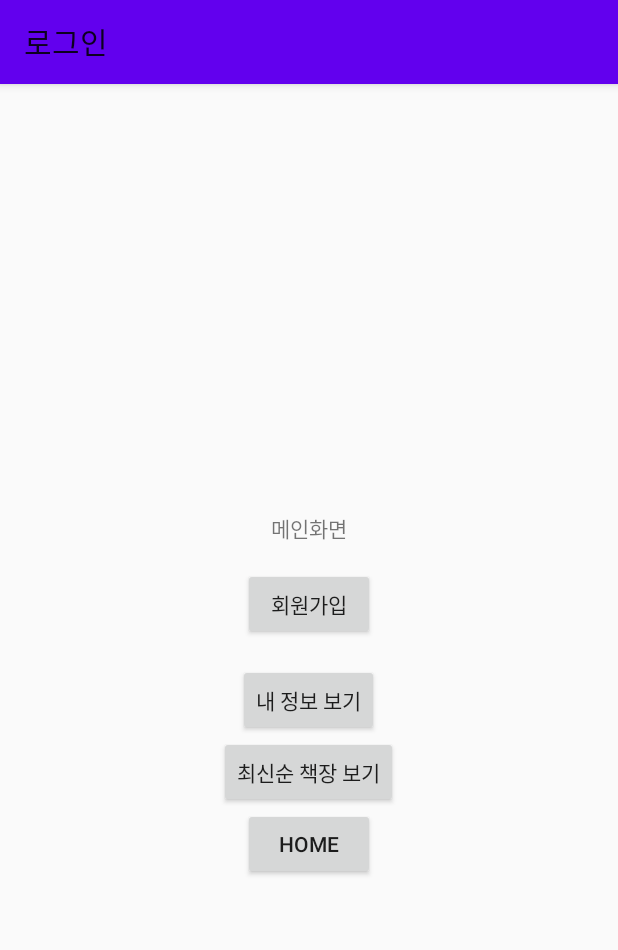
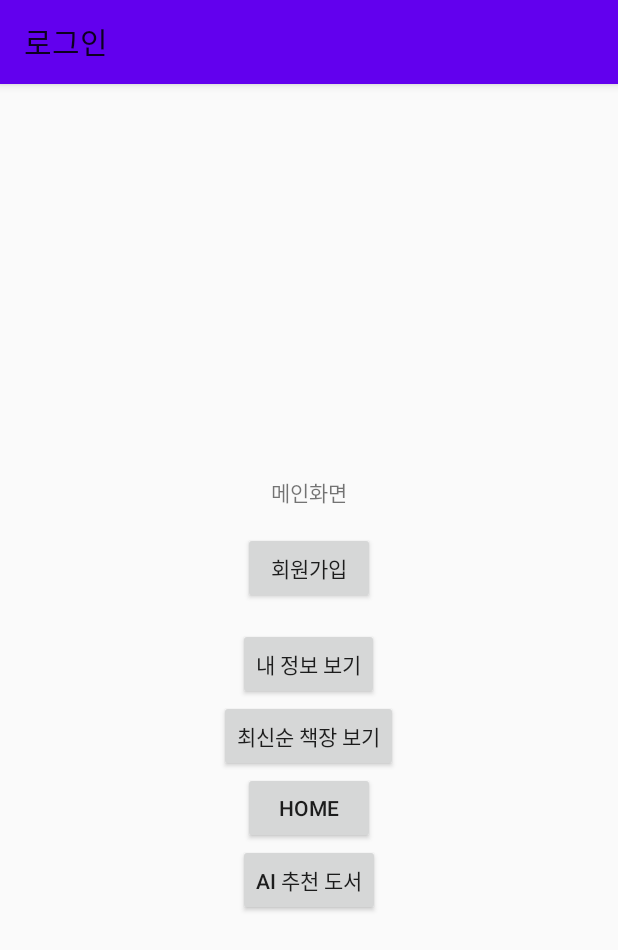
Before and after one commit to AI-Book-Organizer-Team/FE-AI-Book, an Android app: the MainActivity screen opened directly, with no data from a screen before it, on a phone screen of 412 x 824 dp. Shown: the top 950 px of the screen. Run offline under Robolectric (Android 15) with nearby library versions, the phone set to English and light mode, and no system bars.

Commit message:
activity_ai.xml
main 연결

```diff
--- a/app/src/main/AndroidManifest.xml
+++ b/app/src/main/AndroidManifest.xml
@@ -55,6 +55,11 @@
             android:name=".HomeActivity"
             android:exported="true"
             android:label="@string/main" />
+
+        <activity
+            android:name=".AiActivity"
+            android:exported="true"
+            android:label="@string/ai" />
     </application>
 
 </manifest>
--- a/app/src/main/java/com/example/fe_ai_book/MainActivity.java
+++ b/app/src/main/java/com/example/fe_ai_book/MainActivity.java
@@ -18,6 +18,7 @@ public class MainActivity extends AppCompatActivity {
         Button userInfo = findViewById(R.id.btn_user_info);
         Button mybookRecent = findViewById(R.id.btn_mybook_recent);
         Button btn_home = findViewById(R.id.btn_home);
+        Button btn_ai = findViewById(R.id.btn_ai);
 
         signup.setOnClickListener(new View.OnClickListener() {
             @Override
@@ -50,5 +51,13 @@ public class MainActivity extends AppCompatActivity {
                 startActivity(intent);
             }
         });
+
+        btn_ai.setOnClickListener(new View.OnClickListener() {
+            @Override
+            public void onClick(View view) {
+                Intent intent = new Intent(getApplicationContext(), AiActivity.class);
+                startActivity(intent);
+            }
+        });
     }
 }
--- a/app/src/main/res/layout/activity_ai.xml
+++ b/app/src/main/res/layout/activity_ai.xml
@@ -27,7 +27,7 @@
                     android:textSize="13sp"
                     android:textColor="@color/black"
                     android:gravity="center"
-                    android:text="선아 님이 저장한 도서를 기반으로 AI가 책을 추천해 드릴게요!"
+                    android:text="User 님이 저장한 도서를 기반으로 AI가 책을 추천해 드릴게요!"
                     android:background="@drawable/ai_curation_box"
                     android:padding="5dp"
                     android:layout_marginTop="10dp"
@@ -118,7 +118,6 @@
                             android:layout_width="wrap_content"
                             android:layout_height="wrap_content"
                             android:orientation="horizontal"
-                            android:background="@drawable/main_home_booklist_box"
                             android:padding="20dp">
                             <!--          책 정보              -->
                             <LinearLayout
@@ -193,7 +192,6 @@
                             android:layout_width="wrap_content"
                             android:layout_height="wrap_content"
                             android:orientation="horizontal"
-                            android:background="@drawable/main_home_booklist_box"
                             android:padding="20dp">
                             <!--          책 정보              -->
                             <LinearLayout
--- a/app/src/main/res/layout/activity_main.xml
+++ b/app/src/main/res/layout/activity_main.xml
@@ -40,4 +40,10 @@
         android:layout_height="wrap_content"
         android:text="home" />
 
+    <Button
+        android:id="@+id/btn_ai"
+        android:layout_width="wrap_content"
+        android:layout_height="wrap_content"
+        android:text="@string/ai" />
+
     </LinearLayout>
--- a/app/src/main/res/values/strings.xml
+++ b/app/src/main/res/values/strings.xml
@@ -2,4 +2,5 @@
     <string name="app_name">FE-AI-Book</string>
     <string name="signup">회원가입</string>
     <string name="main">LOGO</string>
+    <string name="ai">AI 추천 도서</string>
 </resources>
```
Also changed, not shown: app/src/main/java/com/example/fe_ai_book/AiActivity.java (added, +47 -0 lines).
